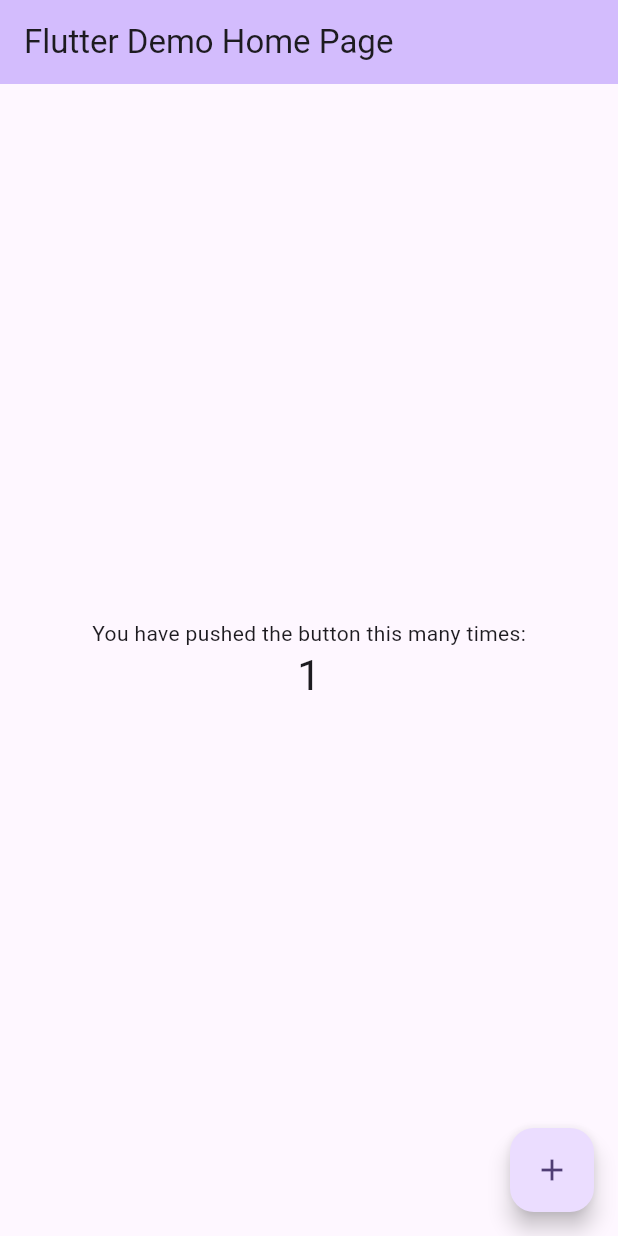
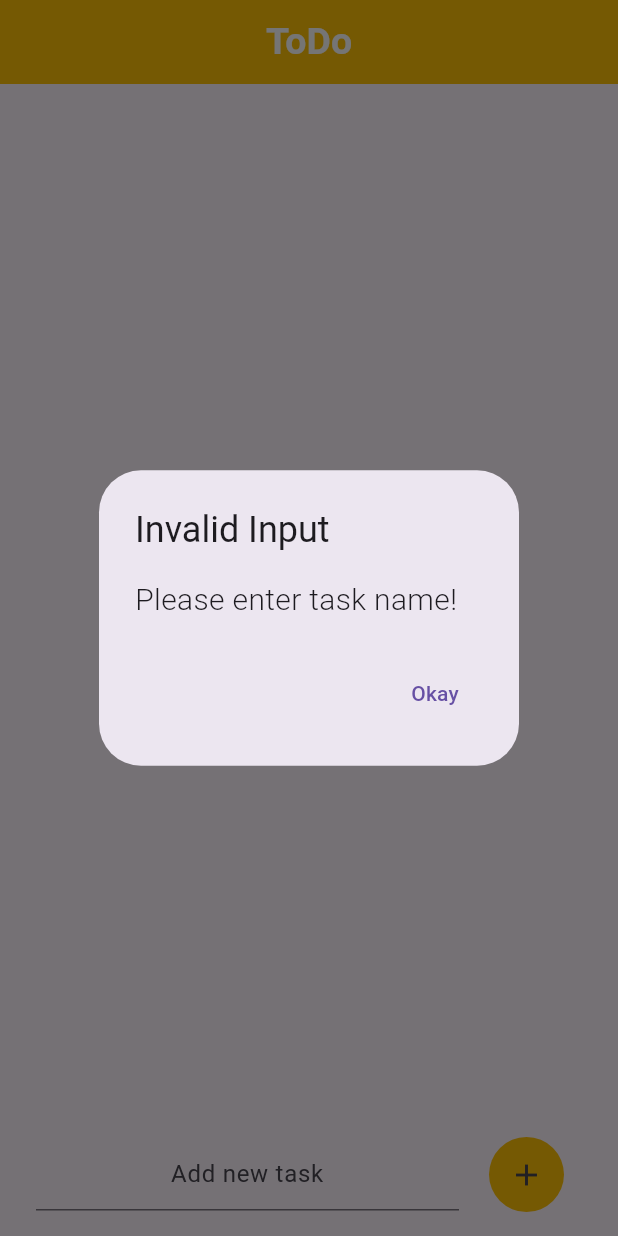
Before and after one commit to AtharvRaje33/Todo-app, a Flutter app: the screen it shows after launch, after a tap on the "add" icon, on a phone screen of 412 x 824 dp. Run offline on Flutter 3.47's test engine with Material 3 defaults, Android fonts, the phone set to English and light mode, and no system bars.

Commit message:
Created Todo app

```diff
--- a/lib/main.dart
+++ b/lib/main.dart
@@ -1,125 +1,10 @@
 import 'package:flutter/material.dart';
+import 'package:todo/screens/todo.dart';
 
 void main() {
-  runApp(const MyApp());
+  runApp(
+       const MaterialApp(
+      home: Todo(),
+      ),
+    );
 }
-
-class MyApp extends StatelessWidget {
-  const MyApp({super.key});
-
-  // This widget is the root of your application.
-  @override
-  Widget build(BuildContext context) {
-    return MaterialApp(
-      title: 'Flutter Demo',
-      theme: ThemeData(
-        // This is the theme of your application.
-        //
-        // TRY THIS: Try running your application with "flutter run". You'll see
-        // the application has a purple toolbar. Then, without quitting the app,
-        // try changing the seedColor in the colorScheme below to Colors.green
-        // and then invoke "hot reload" (save your changes or press the "hot
-        // reload" button in a Flutter-supported IDE, or press "r" if you used
-        // the command line to start the app).
-        //
-        // Notice that the counter didn't reset back to zero; the application
-        // state is not lost during the reload. To reset the state, use hot
-        // restart instead.
-        //
-        // This works for code too, not just values: Most code changes can be
-        // tested with just a hot reload.
-        colorScheme: ColorScheme.fromSeed(seedColor: Colors.deepPurple),
-        useMaterial3: true,
-      ),
-      home: const MyHomePage(title: 'Flutter Demo Home Page'),
-    );
-  }
-}
-
-class MyHomePage extends StatefulWidget {
-  const MyHomePage({super.key, required this.title});
-
-  // This widget is the home page of your application. It is stateful, meaning
-  // that it has a State object (defined below) that contains fields that affect
-  // how it looks.
-
-  // This class is the configuration for the state. It holds the values (in this
-  // case the title) provided by the parent (in this case the App widget) and
-  // used by the build method of the State. Fields in a Widget subclass are
-  // always marked "final".
-
-  final String title;
-
-  @override
-  State<MyHomePage> createState() => _MyHomePageState();
-}
-
-class _MyHomePageState extends State<MyHomePage> {
-  int _counter = 0;
-
-  void _incrementCounter() {
-    setState(() {
-      // This call to setState tells the Flutter framework that something has
-      // changed in this State, which causes it to rerun the build method below
-      // so that the display can reflect the updated values. If we changed
-      // _counter without calling setState(), then the build method would not be
-      // called again, and so nothing would appear to happen.
-      _counter++;
-    });
-  }
-
-  @override
-  Widget build(BuildContext context) {
-    // This method is rerun every time setState is called, for instance as done
-    // by the _incrementCounter method above.
-    //
-    // The Flutter framework has been optimized to make rerunning build methods
-    // fast, so that you can just rebuild anything that needs updating rather
-    // than having to individually change instances of widgets.
-    return Scaffold(
-      appBar: AppBar(
-        // TRY THIS: Try changing the color here to a specific color (to
-        // Colors.amber, perhaps?) and trigger a hot reload to see the AppBar
-        // change color while the other colors stay the same.
-        backgroundColor: Theme.of(context).colorScheme.inversePrimary,
-        // Here we take the value from the MyHomePage object that was created by
-        // the App.build method, and use it to set our appbar title.
-        title: Text(widget.title),
-      ),
-      body: Center(
-        // Center is a layout widget. It takes a single child and positions it
-        // in the middle of the parent.
-        child: Column(
-          // Column is also a layout widget. It takes a list of children and
-          // arranges them vertically. By default, it sizes itself to fit its
-          // children horizontally, and tries to be as tall as its parent.
-          //
-          // Column has various properties to control how it sizes itself and
-          // how it positions its children. Here we use mainAxisAlignment to
-          // center the children vertically; the main axis here is the vertical
-          // axis because Columns are vertical (the cross axis would be
-          // horizontal).
-          //
-          // TRY THIS: Invoke "debug painting" (choose the "Toggle Debug Paint"
-          // action in the IDE, or press "p" in the console), to see the
-          // wireframe for each widget.
-          mainAxisAlignment: MainAxisAlignment.center,
-          children: <Widget>[
-            const Text(
-              'You have pushed the button this many times:',
-            ),
-            Text(
-              '$_counter',
-              style: Theme.of(context).textTheme.headlineMedium,
-            ),
-          ],
-        ),
-      ),
-      floatingActionButton: FloatingActionButton(
-        onPressed: _incrementCounter,
-        tooltip: 'Increment',
-        child: const Icon(Icons.add),
-      ), // This trailing comma makes auto-formatting nicer for build methods.
-    );
-  }
-}
--- /dev/null
+++ b/lib/screens/todo.dart
@@ -0,0 +1,129 @@
+import 'package:flutter/material.dart';
+import 'package:todo/todo_item.dart';
+
+class Todo extends StatefulWidget {
+  const Todo({super.key});
+
+  @override
+  State<Todo> createState() {
+    return _TodoState();
+  }
+}
+
+class _TodoState extends State<Todo> {
+  final _newtaskController = TextEditingController();
+  List toDoList = [];
+
+  void _addTask() {
+    setState(() {
+      final addtask = _newtaskController.text;
+      if (addtask == '') {
+        showDialog(
+          context: context,
+          builder: (ctx) => AlertDialog(
+            title: const Text('Invalid Input'),
+            content: const Text(
+              'Please enter task name!',
+              style: TextStyle(fontSize: 20, fontWeight: FontWeight.w300),
+            ),
+            actions: [
+              TextButton(
+                onPressed: () {
+                  Navigator.pop(ctx);
+                },
+                child: const Text('Okay'),
+              ),
+            ],
+          ),
+        );
+        return;
+      }
+      toDoList.add([addtask, false]);
+      _newtaskController.clear();
+    });
+  }
+
+  void _removeTask(int index) {
+    final removed = toDoList[index];
+    setState(() {
+      toDoList.removeAt(index);
+    });
+
+
+
+    ScaffoldMessenger.of(context).showSnackBar(
+      SnackBar(
+        content: const Text('Task removed'),
+        action: SnackBarAction(
+          label: 'UNDO',
+          onPressed: () {
+            setState(() {
+              toDoList.insert(index, removed);
+            });
+          },
+        ),
+      ),
+    );
+  }
+
+  @override
+  Widget build(BuildContext context) {
+    return Scaffold(
+      appBar: AppBar(
+        title: const Text(
+          'ToDo',
+          style: TextStyle(fontSize: 25, fontWeight: FontWeight.w600),
+        ),
+        centerTitle: true,
+        backgroundColor: Colors.amber,
+        foregroundColor: Colors.white,
+      ),
+      body: toDoList.isEmpty
+          ? const Center(
+              child: Text('Add some tasks!',
+                  style: TextStyle(fontSize: 20, fontWeight: FontWeight.w400)))
+          : ListView.separated(
+              separatorBuilder: (context, index) => const SizedBox(
+                height: 5,
+              ),
+              itemCount: toDoList.length,
+              itemBuilder: (context, index) => Dismissible(
+                key: ValueKey(toDoList[index]),
+                onDismissed: (direction) {
+                  _removeTask(index);
+                },
+                child: TaskItem(
+                    title: toDoList[index][0],
+                    taskCompleted: toDoList[index][1]),
+              ),
+            ),
+      floatingActionButton: Padding(
+        padding: const EdgeInsets.symmetric(horizontal: 20),
+        child: Row(
+          children: [
+            Expanded(
+              child: Padding(
+                padding: const EdgeInsets.symmetric(horizontal: 20),
+                child: TextField(
+                  textAlign: TextAlign.center,
+                  keyboardType: TextInputType.text,
+                  controller: _newtaskController,
+                  decoration: const InputDecoration(
+                    hintText: 'Add new task',
+                  ),
+                ),
+              ),
+            ),
+            Container(
+                width: 50,
+                height: 50,
+                decoration: const ShapeDecoration(
+                    shape: CircleBorder(), color: Colors.amber),
+                child: IconButton(
+                    onPressed: _addTask, icon: const Icon(Icons.add)))
+          ],
+        ),
+      ),
+    );
+  }
+}
```
Also changed, not shown: lib/todo_item.dart (added, +62 -0 lines), 1 other file.
